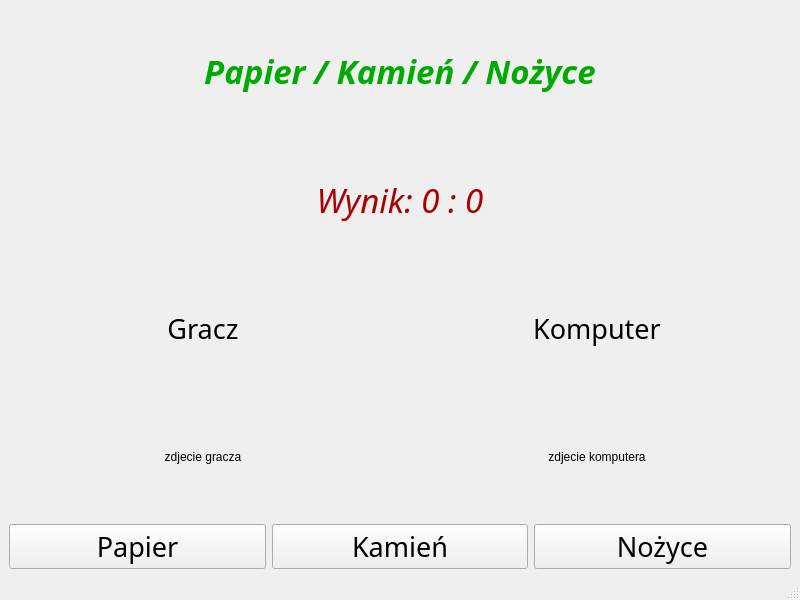
Treszyk/Lekcja, file mainwindow.ui: the form before one commit.
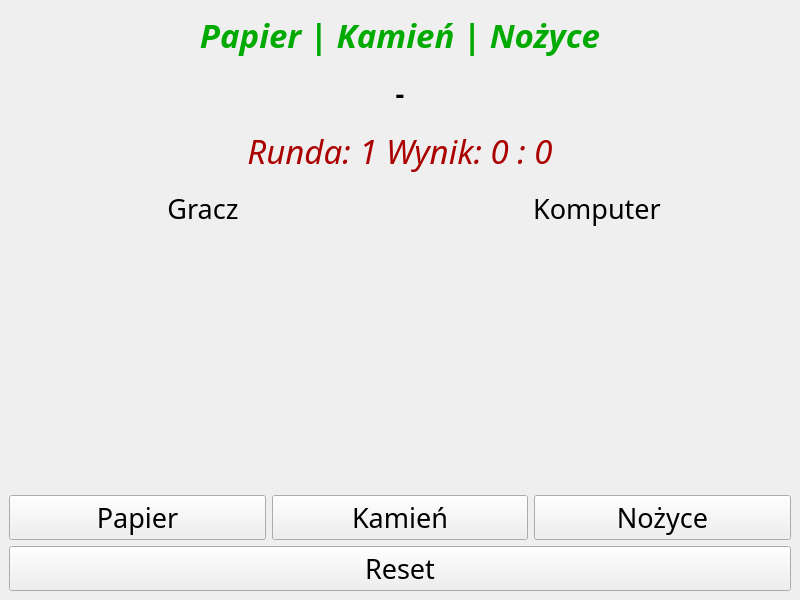
The form after the commit. Icons and pictures are not drawn.

What changed in the file:
```diff
--- a/mainwindow.ui
+++ b/mainwindow.ui
@@ -10,6 +10,18 @@
     <height>600</height>
    </rect>
   </property>
+  <property name="minimumSize">
+   <size>
+    <width>800</width>
+    <height>600</height>
+   </size>
+  </property>
+  <property name="maximumSize">
+   <size>
+    <width>800</width>
+    <height>600</height>
+   </size>
+  </property>
   <property name="windowTitle">
    <string>MainWindow</string>
   </property>
@@ -31,7 +43,25 @@
 </string>
       </property>
       <property name="text">
-       <string>Papier / Kamień / Nożyce</string>
+       <string>Papier | Kamień | Nożyce</string>
+      </property>
+      <property name="alignment">
+       <set>Qt::AlignCenter</set>
+      </property>
+     </widget>
+    </item>
+    <item>
+     <widget class="QLabel" name="infoLabel">
+      <property name="font">
+       <font>
+        <family>Sitka Display</family>
+        <pointsize>20</pointsize>
+        <weight>75</weight>
+        <bold>true</bold>
+       </font>
+      </property>
+      <property name="text">
+       <string>-</string>
       </property>
       <property name="alignment">
        <set>Qt::AlignCenter</set>
@@ -52,7 +82,7 @@
        <string notr="true">color: rgb(170, 0, 0);</string>
       </property>
       <property name="text">
-       <string>Wynik: 0 : 0</string>
+       <string>Runda: 1 Wynik: 0 : 0</string>
       </property>
       <property name="alignment">
        <set>Qt::AlignCenter</set>
@@ -61,8 +91,23 @@
     </item>
     <item>
      <layout class="QHBoxLayout" name="horizontalLayout">
+      <property name="sizeConstraint">
+       <enum>QLayout::SetFixedSize</enum>
+      </property>
       <item>
        <widget class="QLabel" name="graczlabel">
+        <property name="sizePolicy">
+         <sizepolicy hsizetype="Minimum" vsizetype="Minimum">
+          <horstretch>0</horstretch>
+          <verstretch>0</verstretch>
+         </sizepolicy>
+        </property>
+        <property name="maximumSize">
+         <size>
+          <width>16777215</width>
+          <height>50</height>
+         </size>
+        </property>
         <property name="font">
          <font>
           <family>Sitka Display</family>
@@ -79,6 +124,18 @@
       </item>
       <item>
        <widget class="QLabel" name="komplabel">
+        <property name="sizePolicy">
+         <sizepolicy hsizetype="Minimum" vsizetype="Minimum">
+          <horstretch>0</horstretch>
+          <verstretch>0</verstretch>
+         </sizepolicy>
+        </property>
+        <property name="maximumSize">
+         <size>
+          <width>16777215</width>
+          <height>50</height>
+         </size>
+        </property>
         <property name="font">
          <font>
           <family>Sitka Display</family>
@@ -97,10 +154,22 @@
     </item>
     <item>
      <layout class="QHBoxLayout" name="horizontalLayout_3">
+      <property name="sizeConstraint">
+       <enum>QLayout::SetFixedSize</enum>
+      </property>
       <item>
        <widget class="QLabel" name="zdjgracz">
+        <property name="minimumSize">
+         <size>
+          <width>0</width>
+          <height>250</height>
+         </size>
+        </property>
         <property name="text">
-         <string>zdjecie gracza</string>
+         <string/>
+        </property>
+        <property name="pixmap">
+         <pixmap resource="rsc.qrc">:/images/papierkamien/pytajnik.png</pixmap>
         </property>
         <property name="alignment">
          <set>Qt::AlignCenter</set>
@@ -109,8 +178,20 @@
       </item>
       <item>
        <widget class="QLabel" name="zdjkomp">
+        <property name="minimumSize">
+         <size>
+          <width>0</width>
+          <height>250</height>
+         </size>
+        </property>
         <property name="text">
-         <string>zdjecie komputera</string>
+         <string/>
+        </property>
+        <property name="pixmap">
+         <pixmap resource="rsc.qrc">:/images/papierkamien/pytajnik.png</pixmap>
+        </property>
+        <property name="scaledContents">
+         <bool>false</bool>
         </property>
         <property name="alignment">
          <set>Qt::AlignCenter</set>
@@ -162,19 +243,21 @@
       </item>
      </layout>
     </item>
+    <item>
+     <widget class="QPushButton" name="resetBtn">
+      <property name="font">
+       <font>
+        <family>Sitka Display</family>
+        <pointsize>20</pointsize>
+       </font>
+      </property>
+      <property name="text">
+       <string>Reset</string>
+      </property>
+     </widget>
+    </item>
    </layout>
   </widget>
-  <widget class="QMenuBar" name="menubar">
-   <property name="geometry">
-    <rect>
-     <x>0</x>
-     <y>0</y>
-     <width>800</width>
-     <height>20</height>
-    </rect>
-   </property>
-  </widget>
-  <widget class="QStatusBar" name="statusbar"/>
  </widget>
  <resources/>
  <connections/>
```
Left out of the diff: 10 changed lines with no effect on the pictures.
